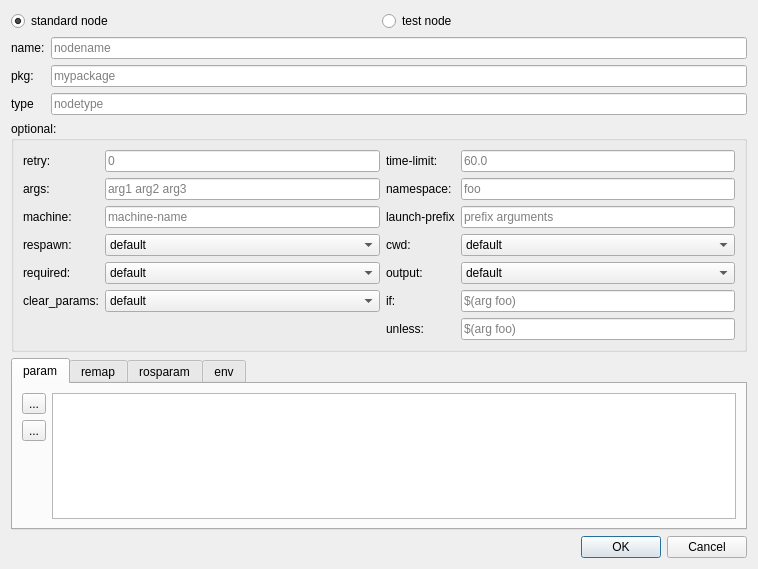
songxuchao/rxdeveloper-ros-pkg, file rxDev/src/tagItems/nodeEdit.ui: the form before one commit.
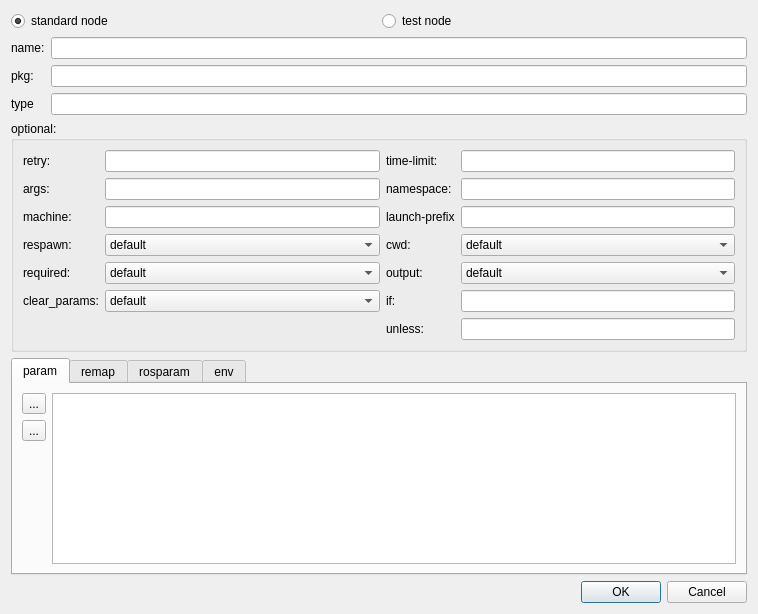
The form after the commit. Icons and pictures are not drawn.

```diff
--- a/rxDev/src/tagItems/nodeEdit.ui
+++ b/rxDev/src/tagItems/nodeEdit.ui
@@ -7,7 +7,7 @@
     <x>0</x>
     <y>0</y>
     <width>758</width>
-    <height>569</height>
+    <height>614</height>
    </rect>
   </property>
   <property name="windowTitle">
@@ -53,15 +53,18 @@
      </item>
      <item row="0" column="1">
       <widget class="QLineEdit" name="lineEdit_name">
-       <property name="inputMask">
-        <string/>
-       </property>
-       <property name="text">
-        <string/>
-       </property>
-       <property name="placeholderText">
+       <property name="toolTip">
         <string>nodename</string>
        </property>
+       <property name="inputMask">
+        <string/>
+       </property>
+       <property name="text">
+        <string/>
+       </property>
+       <property name="placeholderText">
+        <string/>
+       </property>
       </widget>
      </item>
      <item row="1" column="0">
@@ -76,12 +79,15 @@
        <property name="enabled">
         <bool>true</bool>
        </property>
-       <property name="readOnly">
-        <bool>true</bool>
-       </property>
-       <property name="placeholderText">
+       <property name="toolTip">
         <string>mypackage</string>
        </property>
+       <property name="readOnly">
+        <bool>true</bool>
+       </property>
+       <property name="placeholderText">
+        <string/>
+       </property>
       </widget>
      </item>
      <item row="2" column="0">
@@ -96,15 +102,18 @@
        <property name="enabled">
         <bool>true</bool>
        </property>
-       <property name="inputMask">
-        <string/>
-       </property>
-       <property name="readOnly">
-        <bool>true</bool>
-       </property>
-       <property name="placeholderText">
+       <property name="toolTip">
         <string>nodetype</string>
        </property>
+       <property name="inputMask">
+        <string/>
+       </property>
+       <property name="readOnly">
+        <bool>true</bool>
+       </property>
+       <property name="placeholderText">
+        <string/>
+       </property>
       </widget>
      </item>
     </layout>
@@ -274,9 +283,12 @@
         </item>
         <item row="0" column="2">
          <widget class="QLineEdit" name="lineEdit_retry">
-          <property name="placeholderText">
+          <property name="toolTip">
            <string>0</string>
           </property>
+          <property name="placeholderText">
+           <string/>
+          </property>
          </widget>
         </item>
         <item row="0" column="3">
@@ -288,9 +300,12 @@
         </item>
         <item row="0" column="5">
          <widget class="QLineEdit" name="lineEdit_time_limit">
-          <property name="placeholderText">
+          <property name="toolTip">
            <string>60.0</string>
           </property>
+          <property name="placeholderText">
+           <string/>
+          </property>
          </widget>
         </item>
         <item row="1" column="0">
@@ -302,9 +317,12 @@
         </item>
         <item row="1" column="2">
          <widget class="QLineEdit" name="lineEdit_args">
-          <property name="placeholderText">
+          <property name="toolTip">
            <string>arg1 arg2 arg3</string>
           </property>
+          <property name="placeholderText">
+           <string/>
+          </property>
          </widget>
         </item>
         <item row="1" column="3">
@@ -316,9 +334,12 @@
         </item>
         <item row="1" column="5">
          <widget class="QLineEdit" name="lineEdit_namespace">
-          <property name="placeholderText">
+          <property name="toolTip">
            <string>foo</string>
           </property>
+          <property name="placeholderText">
+           <string/>
+          </property>
          </widget>
         </item>
         <item row="2" column="0">
@@ -337,23 +358,32 @@
         </item>
         <item row="2" column="2">
          <widget class="QLineEdit" name="lineEdit_machine">
-          <property name="placeholderText">
+          <property name="toolTip">
            <string>machine-name</string>
           </property>
+          <property name="placeholderText">
+           <string/>
+          </property>
          </widget>
         </item>
         <item row="2" column="5">
          <widget class="QLineEdit" name="lineEdit_launch_prefix">
-          <property name="placeholderText">
+          <property name="toolTip">
            <string>prefix arguments</string>
           </property>
+          <property name="placeholderText">
+           <string/>
+          </property>
          </widget>
         </item>
         <item row="6" column="5">
          <widget class="QLineEdit" name="lineEdit_if">
-          <property name="placeholderText">
+          <property name="toolTip">
            <string>$(arg foo)</string>
           </property>
+          <property name="placeholderText">
+           <string/>
+          </property>
          </widget>
         </item>
         <item row="6" column="3">
@@ -372,9 +402,12 @@
         </item>
         <item row="7" column="5">
          <widget class="QLineEdit" name="lineEdit_unless">
-          <property name="placeholderText">
+          <property name="toolTip">
            <string>$(arg foo)</string>
           </property>
+          <property name="placeholderText">
+           <string/>
+          </property>
          </widget>
         </item>
        </layout>
```
